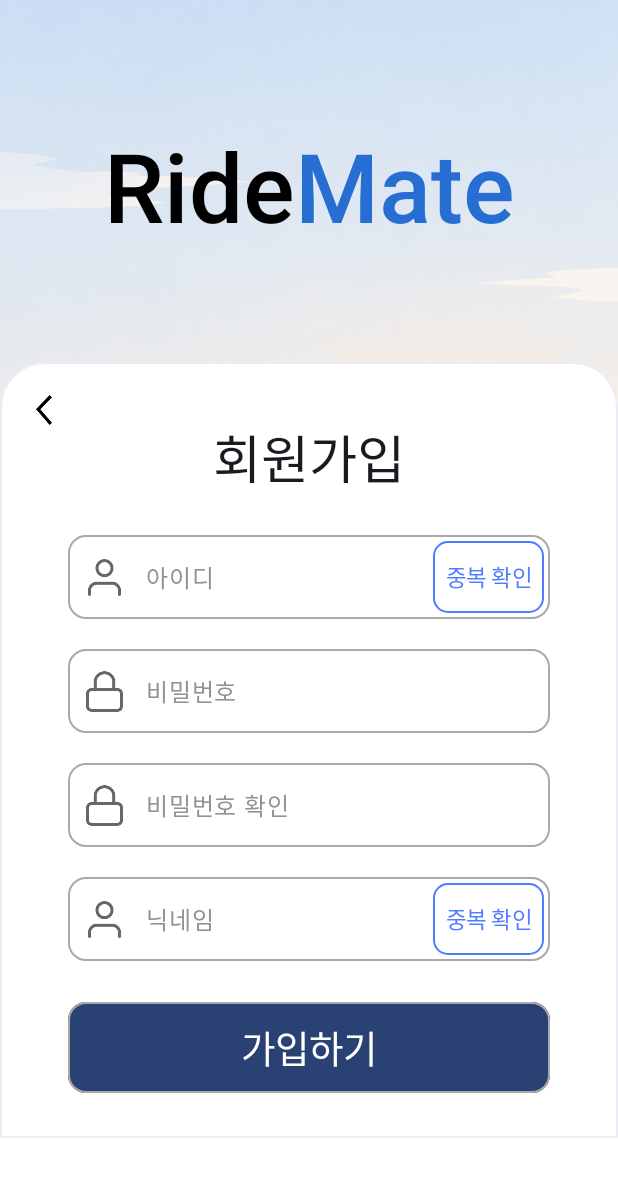
After one commit to jdh4568/RideSync, an Android app built with Jetpack Compose: the composable SignupScreen shown on its own in the app's theme, on a phone screen of 412 x 824 dp. The commit adds this screen. Shown: the top 1177 px of the screen. Run offline under Robolectric (Android 15) with nearby library versions, the phone set to English and light mode, and no system bars.

Commit message:
회원가입 UI구현, 로그인과 연결

```diff
--- a/test_app/app/src/main/java/com/example/ridemate_api_test/core/di/AppContainer.kt
+++ b/test_app/app/src/main/java/com/example/ridemate_api_test/core/di/AppContainer.kt
@@ -17,6 +17,7 @@ import kotlinx.coroutines.SupervisorJob
 import okhttp3.OkHttpClient
 import java.util.concurrent.TimeUnit
 import com.example.ridemate_api_test.feature.auth.presentation.login.LoginViewModel
+import com.example.ridemate_api_test.feature.auth.presentation.signup.SignupViewModel
 import com.example.ridemate_api_test.feature.connection.data.repository.ConnectionRepositoryImpl
 import com.example.ridemate_api_test.feature.connection.domain.repository.ConnectionRepository
 
@@ -32,5 +33,6 @@ class AppContainer(context: Context) {
         OkHttpLoginSocket(socketClient, endpoint), CoroutineScope(SupervisorJob() + Dispatchers.Main.immediate))
     val authRepository: AuthRepository = AuthRepositoryImpl(session)
     val loginViewModelFactory = viewModelFactory { initializer { LoginViewModel(authRepository) } }
+    val signupViewModelFactory = viewModelFactory { initializer { SignupViewModel() } }
     val connectionRepository: ConnectionRepository = ConnectionRepositoryImpl()
 }
--- a/test_app/app/src/main/java/com/example/ridemate_api_test/feature/auth/presentation/login/LoginRoute.kt
+++ b/test_app/app/src/main/java/com/example/ridemate_api_test/feature/auth/presentation/login/LoginRoute.kt
@@ -12,7 +12,7 @@ import com.example.ridemate_api_test.core.designsystem.theme.LoginTheme
 import com.example.ridemate_api_test.core.di.AppContainer
 
 @Composable
-fun LoginRoute(container: AppContainer) {
+fun LoginRoute(container: AppContainer, onSignup: () -> Unit) {
     val activity = LocalActivity.current
     val view = LocalView.current
     DisposableEffect(activity, view) {
@@ -30,7 +30,7 @@ fun LoginRoute(container: AppContainer) {
     val state by viewModel.uiState.collectAsStateWithLifecycle()
     LoginTheme {
         LoginScreen(state, viewModel::updateLoginId, viewModel::updatePassword,
-            viewModel::submit, viewModel::requestSignup, viewModel::dismissNotice,
+            viewModel::submit, onSignup, viewModel::dismissNotice,
             viewModel::retryConnection, viewModel::cancelLogin)
     }
 }
--- /dev/null
+++ b/test_app/app/src/main/java/com/example/ridemate_api_test/feature/auth/presentation/signup/SignupScreen.kt
@@ -0,0 +1,189 @@
+package com.example.ridemate_api_test.feature.auth.presentation.signup
+
+import androidx.compose.foundation.BorderStroke
+import androidx.compose.foundation.Image
+import androidx.compose.foundation.layout.*
+import androidx.compose.foundation.rememberScrollState
+import androidx.compose.foundation.shape.RoundedCornerShape
+import androidx.compose.foundation.text.KeyboardActions
+import androidx.compose.foundation.text.KeyboardOptions
+import androidx.compose.foundation.verticalScroll
+import androidx.compose.material3.*
+import androidx.compose.runtime.*
+import androidx.compose.ui.Alignment
+import androidx.compose.ui.BiasAlignment
+import androidx.compose.ui.Modifier
+import androidx.compose.ui.focus.FocusRequester
+import androidx.compose.ui.focus.focusRequester
+import androidx.compose.ui.graphics.Color
+import androidx.compose.ui.layout.ContentScale
+import androidx.compose.ui.platform.LocalFocusManager
+import androidx.compose.ui.platform.LocalSoftwareKeyboardController
+import androidx.compose.ui.platform.LocalDensity
+import androidx.compose.ui.res.painterResource
+import androidx.compose.ui.res.stringResource
+import androidx.compose.ui.semantics.heading
+import androidx.compose.ui.semantics.semantics
+import androidx.compose.ui.text.SpanStyle
+import androidx.compose.ui.text.buildAnnotatedString
+import androidx.compose.ui.text.input.*
+import androidx.compose.ui.text.style.TextAlign
+import androidx.compose.ui.text.withStyle
+import androidx.compose.ui.tooling.preview.Preview
+import androidx.compose.ui.unit.dp
+import androidx.compose.ui.unit.sp
+import com.example.ridemate_api_test.R
+import com.example.ridemate_api_test.core.designsystem.theme.LoginDesign
+import com.example.ridemate_api_test.core.designsystem.theme.LoginTheme
+
+@Composable
+fun SignupScreen(
+    state: SignupUiState,
+    onValueChange: (SignupField, String) -> Unit,
+    onCheck: (SignupField) -> Unit,
+    onSubmit: () -> Unit,
+    onBack: () -> Unit,
+    onDismissNotice: () -> Unit,
+) {
+    val focus = remember { List(4) { FocusRequester() } }
+    val keyboard = LocalSoftwareKeyboardController.current
+    val focusManager = LocalFocusManager.current
+    val submit = { keyboard?.hide(); focusManager.clearFocus(); onSubmit() }
+    Surface(Modifier.fillMaxSize(), color = Color.White) {
+        BoxWithConstraints(Modifier.fillMaxSize().safeDrawingPadding().imePadding()) {
+            val heroHeight = (maxHeight - 583.dp).coerceIn(160.dp, 320.dp)
+            Column(Modifier.fillMaxSize().verticalScroll(rememberScrollState())) {
+                Box {
+                    // Same original image as Figma; show the sky/sunset above the signup panel.
+                    Image(painterResource(R.drawable.login_landscape), null,
+                        Modifier.fillMaxWidth().height(heroHeight + 30.dp),
+                        contentScale = ContentScale.Crop, alignment = BiasAlignment(0f, -0.39f))
+                    Column {
+                        Box(Modifier.fillMaxWidth().heightIn(min = heroHeight),
+                            contentAlignment = Alignment.TopCenter) {
+                            Text(buildAnnotatedString {
+                                withStyle(SpanStyle(color = Color.Black)) { append(stringResource(R.string.login_brand_ride)) }
+                                append('\u200B')
+                                withStyle(SpanStyle(color = LoginDesign.Brand)) { append(stringResource(R.string.login_brand_mate)) }
+                            }, Modifier.padding(horizontal = 16.dp).padding(top = heroHeight * 0.37f),
+                                style = LoginDesign.Logo, textAlign = TextAlign.Center)
+                        }
+                        Surface(Modifier.fillMaxWidth(), color = Color.White,
+                            shape = RoundedCornerShape(topStart = 30.dp, topEnd = 30.dp),
+                            border = BorderStroke(1.dp, LoginDesign.PanelBorder)) {
+                            Column(Modifier.fillMaxWidth().padding(bottom = 30.dp),
+                                horizontalAlignment = Alignment.CenterHorizontally) {
+                                Box(Modifier.fillMaxWidth().padding(top = 8.dp)) {
+                                    IconButton(onClick = onBack, modifier = Modifier.padding(start = 5.dp)) {
+                                        Image(painterResource(R.drawable.signup_back),
+                                            stringResource(R.string.signup_back),
+                                            Modifier.size(width = 12.dp, height = 20.dp),
+                                            contentScale = ContentScale.Fit)
+                                    }
+                                    Text(stringResource(R.string.login_signup),
+                                        Modifier.align(Alignment.TopCenter).padding(top = 30.dp, start = 56.dp, end = 56.dp)
+                                            .semantics { heading() },
+                                        style = LoginDesign.Input.copy(fontSize = 35.sp, lineHeight = 44.sp),
+                                        textAlign = TextAlign.Center)
+                                }
+                                Spacer(Modifier.height(18.dp))
+                                BoxWithConstraints(Modifier.widthIn(max = 510.dp).fillMaxWidth()) {
+                                    val horizontal = if (maxWidth < 360.dp) 24.dp else 45.dp
+                                    val separateCheck = maxWidth < 360.dp || LocalDensity.current.fontScale > 1.2f
+                                    Column(Modifier.fillMaxWidth().padding(horizontal = horizontal),
+                                        verticalArrangement = Arrangement.spacedBy(12.dp)) {
+                                        SignupField.entries.forEachIndexed { index, field ->
+                                            val password = field == SignupField.PASSWORD || field == SignupField.PASSWORD_CONFIRM
+                                            val value = when (field) {
+                                                SignupField.LOGIN_ID -> state.loginId
+                                                SignupField.PASSWORD -> state.password
+                                                SignupField.PASSWORD_CONFIRM -> state.passwordConfirm
+                                                SignupField.NICKNAME -> state.nickname
+                                            }
+                                            val label = stringResource(when (field) {
+                                                SignupField.LOGIN_ID -> R.string.login_id
+                                                SignupField.PASSWORD -> R.string.login_password
+                                                SignupField.PASSWORD_CONFIRM -> R.string.signup_password_confirm
+                                                SignupField.NICKNAME -> R.string.signup_nickname
+                                            })
+                                            val error = state.errors[field]?.let {
+                                                when (it) {
+                                                    SignupError.REQUIRED -> stringResource(R.string.signup_required, label)
+                                                    SignupError.TOO_LONG -> stringResource(R.string.signup_too_long, label)
+                                                    SignupError.PASSWORD_TOO_LONG -> stringResource(R.string.signup_password_too_long)
+                                                    SignupError.PASSWORD_MISMATCH -> stringResource(R.string.signup_password_mismatch)
+                                                }
+                                            }
+                                            Column {
+                                                OutlinedTextField(value, { onValueChange(field, it) },
+                                                    Modifier.fillMaxWidth().heightIn(min = 59.dp).focusRequester(focus[index]),
+                                                    label = { Text(label) }, singleLine = true,
+                                                    textStyle = LoginDesign.Input,
+                                                    leadingIcon = { Image(painterResource(if (password) R.drawable.login_lock else R.drawable.login_user),
+                                                        null, Modifier.size(30.dp)) },
+                                                    trailingIcon = if (!password && !separateCheck) {
+                                                        { CheckButton { onCheck(field) } }
+                                                    } else null,
+                                                    visualTransformation = if (password) PasswordVisualTransformation() else VisualTransformation.None,
+                                                    keyboardOptions = KeyboardOptions(
+                                                        keyboardType = if (password) KeyboardType.Password else KeyboardType.Text,
+                                                        imeAction = if (index == 3) ImeAction.Done else ImeAction.Next,
+                                                        autoCorrectEnabled = false),
+                                                    keyboardActions = KeyboardActions(
+                                                        onNext = { if (index < 3) focus[index + 1].requestFocus() },
+                                                        onDone = { submit() }),
+                                                    isError = error != null,
+                                                    supportingText = error?.let { { Text(it) } },
+                                                    shape = RoundedCornerShape(12.dp),
+                                                    colors = OutlinedTextFieldDefaults.colors(
+                                                        unfocusedBorderColor = LoginDesign.Outline,
+                                                        unfocusedLabelColor = LoginDesign.Hint,
+                                                        focusedBorderColor = LoginDesign.Brand,
+                                                        focusedLabelColor = LoginDesign.Brand,
+                                                        cursorColor = LoginDesign.Brand))
+                                                if (!password && separateCheck) {
+                                                    Box(Modifier.align(Alignment.End)) { CheckButton { onCheck(field) } }
+                                                }
+                                            }
+                                        }
+                                        Spacer(Modifier.height(3.dp))
+                                        Button(submit, Modifier.fillMaxWidth().heightIn(min = 59.dp),
+                                            shape = RoundedCornerShape(12.dp),
+                                            border = BorderStroke(1.dp, LoginDesign.Outline),
+                                            contentPadding = PaddingValues(12.dp)) {
+                                            Text(stringResource(R.string.signup_submit), style = LoginDesign.Button,
+                                                textAlign = TextAlign.Center)
+                                        }
+                                    }
+                                }
+                            }
+                        }
+                    }
+                }
+            }
+        }
+    }
+    if (state.showUnavailableNotice) {
+        AlertDialog(onDismissRequest = onDismissNotice,
+            title = { Text(stringResource(R.string.login_notice_title)) },
+            text = { Text(stringResource(R.string.signup_unavailable)) },
+            confirmButton = { TextButton(onDismissNotice) { Text(stringResource(R.string.login_notice_confirm)) } })
+    }
+}
+
+@Composable
+private fun CheckButton(onClick: () -> Unit) {
+    TextButton(onClick, Modifier.heightIn(min = 48.dp).padding(horizontal = 4.dp),
+        shape = RoundedCornerShape(10.dp),
+        border = BorderStroke(1.dp, Color(0xFF4F7CFF)),
+        contentPadding = PaddingValues(horizontal = 8.dp, vertical = 6.dp),
+        colors = ButtonDefaults.textButtonColors(contentColor = Color(0xFF4F7CFF))) {
+        Text(stringResource(R.string.signup_check), fontSize = 15.sp, textAlign = TextAlign.Center)
+    }
+}
+
+@Preview(name = "Signup 390x844", showBackground = true, widthDp = 390, heightDp = 844)
+@Composable
+private fun SignupPreview() {
+    LoginTheme { SignupScreen(SignupUiState(), { _, _ -> }, {}, {}, {}, {}) }
+}
--- /dev/null
+++ b/test_app/app/src/main/java/com/example/ridemate_api_test/feature/auth/presentation/signup/SignupUiState.kt
@@ -0,0 +1,13 @@
+package com.example.ridemate_api_test.feature.auth.presentation.signup
+
+enum class SignupField { LOGIN_ID, PASSWORD, PASSWORD_CONFIRM, NICKNAME }
+enum class SignupError { REQUIRED, TOO_LONG, PASSWORD_TOO_LONG, PASSWORD_MISMATCH }
+
+data class SignupUiState(
+    val loginId: String = "",
+    val password: String = "",
+    val passwordConfirm: String = "",
+    val nickname: String = "",
+    val errors: Map<SignupField, SignupError> = emptyMap(),
+    val showUnavailableNotice: Boolean = false,
+)
--- a/test_app/app/src/main/res/values/strings.xml
+++ b/test_app/app/src/main/res/values/strings.xml
@@ -33,4 +33,14 @@
     <string name="login_signup_unavailable">회원가입 기능을 준비 중입니다.</string>
     <string name="login_notice_title">안내</string>
     <string name="login_notice_confirm">확인</string>
+    <string name="signup_back">로그인 화면으로 돌아가기</string>
+    <string name="signup_password_confirm">비밀번호 확인</string>
+    <string name="signup_nickname">닉네임</string>
+    <string name="signup_submit">가입하기</string>
+    <string name="signup_check">중복 확인</string>
+    <string name="signup_required">%1$s 항목을 입력해 주세요.</string>
+    <string name="signup_too_long">%1$s 항목은 50자 이하로 입력해 주세요.</string>
+    <string name="signup_password_too_long">비밀번호는 UTF-8 기준 72바이트 이하로 입력해 주세요.</string>
+    <string name="signup_password_mismatch">비밀번호가 일치하지 않습니다.</string>
+    <string name="signup_unavailable">회원가입 기능을 준비 중입니다. 아직 중복 확인이나 계정 생성은 진행되지 않습니다.</string>
 </resources>
```
Also changed, not shown: test_app/app/src/main/java/com/example/ridemate_api_test/app/navigation/RideMateApp.kt (+10 -1 lines), test_app/app/src/main/java/com/example/ridemate_api_test/feature/auth/presentation/signup/SignupRoute.kt (added, +45 -0 lines), test_app/app/src/main/java/com/example/ridemate_api_test/feature/auth/presentation/signup/SignupViewModel.kt (added, +63 -0 lines), test_app/app/src/main/res/drawable-nodpi/signup_back.png (added), 4 other files.
